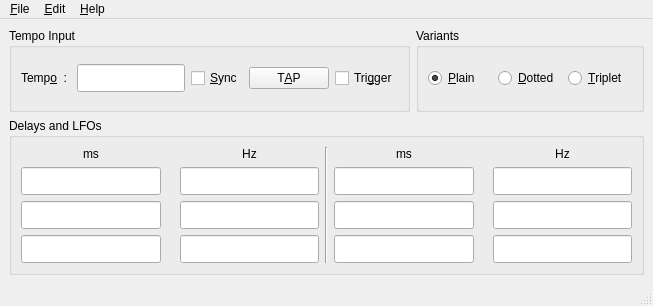
Old version of the form src/gui/forms/qrestmainwindow.ui in the repository deufrai/Qrest.
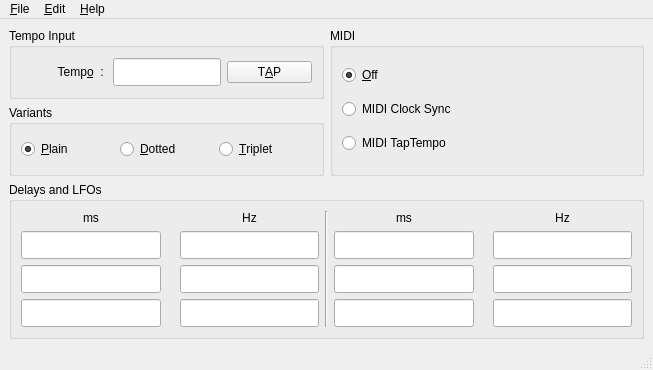
New version of the form. Icons and pictures are not drawn.

Commit message: [QREST-26]:Managed all inter-state transitions wil Qt signals RESOLVED-TAP button click triggered by MIDI events http://requests.wardsback.org/browse/QREST-26

```diff
--- a/src/gui/forms/qrestmainwindow.ui
+++ b/src/gui/forms/qrestmainwindow.ui
@@ -7,7 +7,7 @@
     <x>0</x>
     <y>0</y>
     <width>653</width>
-    <height>306</height>
+    <height>370</height>
    </rect>
   </property>
   <property name="sizePolicy">
@@ -30,9 +30,11 @@
     <normaloff>:/icons/pix/qresticon.png</normaloff>:/icons/pix/qresticon.png</iconset>
   </property>
   <widget class="QWidget" name="centralwidget">
-   <layout class="QGridLayout" name="gridLayout_5">
+   <layout class="QGridLayout" name="gridLayout_6">
     <item row="0" column="0">
-     <layout class="QHBoxLayout" name="horizontalLayout_4">
+     <layout class="QHBoxLayout" name="horizontalLayout_2">
+      <item>
+       <layout class="QVBoxLayout" name="verticalLayout">
       <item>
        <widget class="QGroupBox" name="tempoInputGroupBox">
         <property name="title">
@@ -43,9 +45,18 @@
           <layout class="QHBoxLayout" name="tempoInputHorizontalLayout">
            <item>
             <widget class="QLabel" name="tempoLabel">
+               <property name="sizePolicy">
+                <sizepolicy hsizetype="Minimum" vsizetype="Preferred">
+                 <horstretch>0</horstretch>
+                 <verstretch>0</verstretch>
+                </sizepolicy>
+               </property>
              <property name="text">
               <string>Temp&amp;o  : </string>
              </property>
+               <property name="alignment">
+                <set>Qt::AlignRight|Qt::AlignTrailing|Qt::AlignVCenter</set>
+               </property>
              <property name="buddy">
               <cstring>tempoEdit</cstring>
              </property>
@@ -76,13 +87,6 @@
              </property>
             </widget>
            </item>
-           <item>
-            <widget class="QCheckBox" name="midiSlaveCheckBox">
-             <property name="text">
-              <string>&amp;Sync</string>
-             </property>
-            </widget>
-           </item>
            <item>
             <widget class="QPushButton" name="tapButton">
              <property name="toolTip">
@@ -93,13 +97,6 @@
              </property>
             </widget>
            </item>
-           <item>
-            <widget class="QCheckBox" name="triggerCheckBox">
-             <property name="text">
-              <string>Tri&amp;gger</string>
-             </property>
-            </widget>
-           </item>
           </layout>
          </item>
         </layout>
@@ -132,6 +129,41 @@
           <widget class="QRadioButton" name="tripletRadio">
            <property name="text">
             <string>&amp;Triplet</string>
+             </property>
+            </widget>
+           </item>
+          </layout>
+         </widget>
+        </item>
+       </layout>
+      </item>
+      <item>
+       <widget class="QGroupBox" name="midiGroupbox">
+        <property name="title">
+         <string>MIDI</string>
+        </property>
+        <layout class="QGridLayout" name="gridLayout_5">
+         <item row="0" column="0">
+          <widget class="QRadioButton" name="freewheelRadio">
+           <property name="text">
+            <string>&amp;Off</string>
+           </property>
+           <property name="checked">
+            <bool>true</bool>
+           </property>
+          </widget>
+         </item>
+         <item row="1" column="0">
+          <widget class="QRadioButton" name="syncRadio">
+           <property name="text">
+            <string>MIDI Clock Sync</string>
+           </property>
+          </widget>
+         </item>
+         <item row="2" column="0">
+          <widget class="QRadioButton" name="triggerRadio">
+           <property name="text">
+            <string>MIDI TapTempo</string>
            </property>
           </widget>
          </item>
```
Lines whose indentation alone changed are shown as unchanged. The commit also changes 10 other files.
